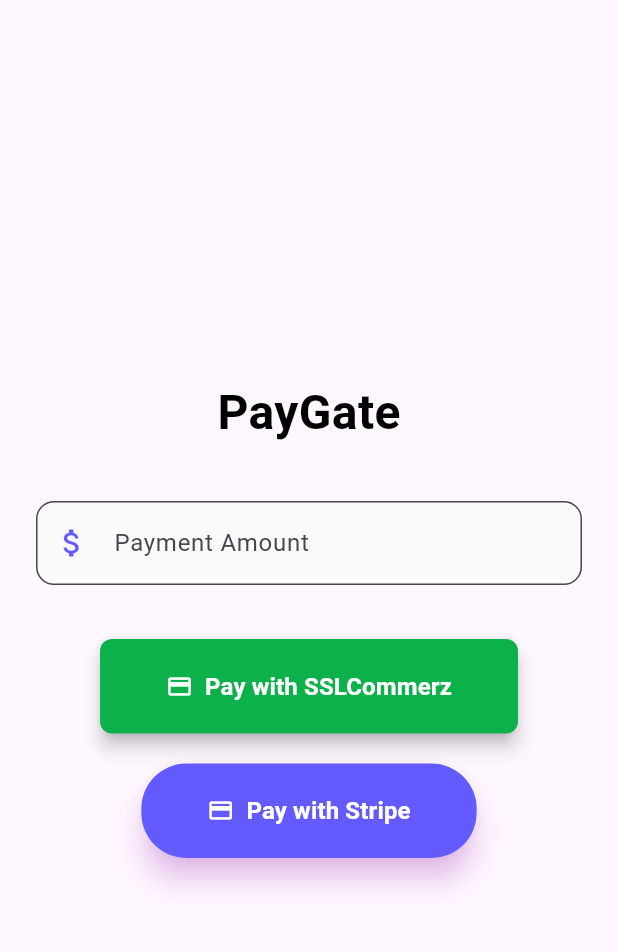
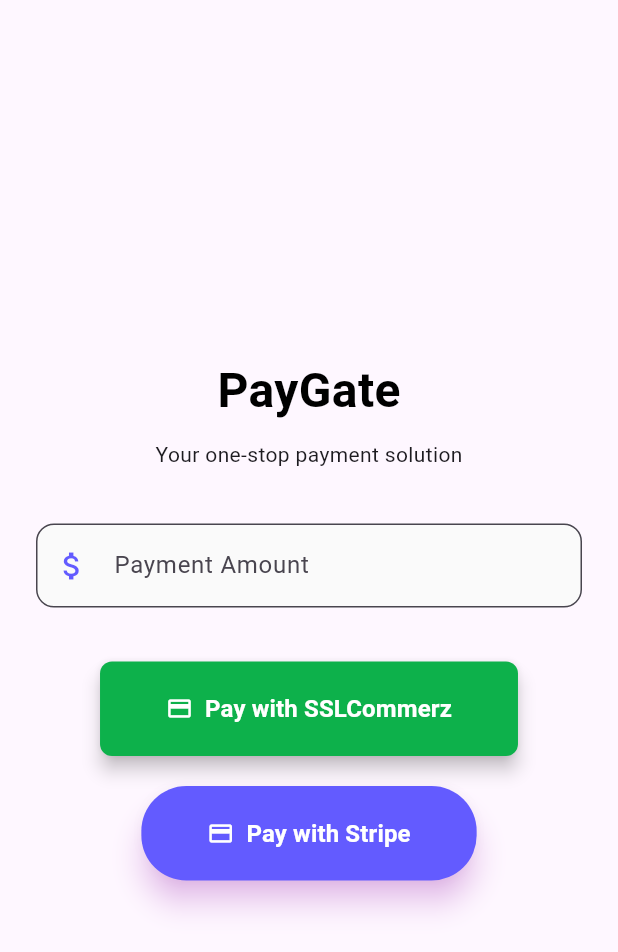
Before and after one commit to MotiurRahmanSany/PayGate-app, a Flutter app: the screen it shows after launch, on a phone screen of 412 x 824 dp. Shown: the top 952 px of the screen. Run offline on Flutter 3.47's test engine with Material 3 defaults, Android fonts, the phone set to English and light mode, and no system bars; our stand-ins replace dio, flutter_dotenv; missing offline and left inert: flutter_sslcommerz, flutter_stripe.

Commit message:
minor improvements

```diff
--- /dev/null
+++ b/lib/constants.dart
@@ -0,0 +1,4 @@
+class Constants {
+  static String get stripePaymentIntentsUrl =>
+      'https://api.stripe.com/v1/payment_intents';
+}
--- a/lib/home_screen.dart
+++ b/lib/home_screen.dart
@@ -5,6 +5,7 @@
 import 'package:flutter_sslcommerz/model/SSLCurrencyType.dart';
 import 'package:flutter_sslcommerz/sslcommerz.dart';
 import 'package:flutter_stripe/flutter_stripe.dart';
+import 'package:paygate/constants.dart';
 import 'package:paygate/paygate_secrets.dart';
 import 'package:paygate/utils.dart';
 import 'package:uuid/uuid.dart';
@@ -98,7 +99,7 @@
       debugPrint("Stripe Payment Data: $data");
       debugPrint("Stripe Secret Key: ${PaygateSecret.stripeSecretKey}");
       final response = await dio.post(
-        'https://api.stripe.com/v1/payment_intents',
+        Constants.stripePaymentIntentsUrl,
         data: data,
         options: Options(
           contentType: Headers.formUrlEncodedContentType,
@@ -207,6 +208,8 @@
                   color: Colors.black,
                 ),
               ),
+              const SizedBox(height: 10),
+              const Text('Your one-stop payment solution'),
               const SizedBox(height: 20),
 
               // enter amount
```
Also changed, not shown: 2 other files.
